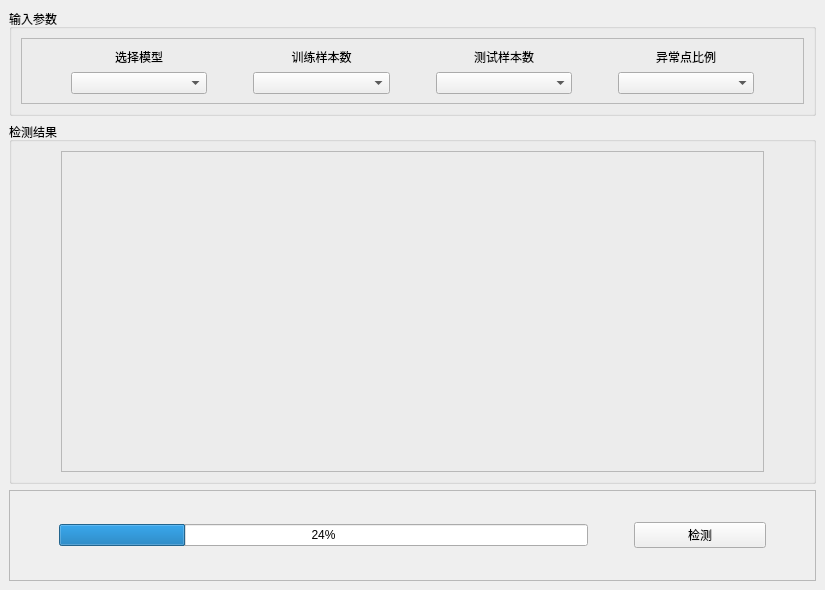
The window that UserInterface.ui (cgsdfc/outlier-detection-ui) describes before a commit, drawn with Qt 5.
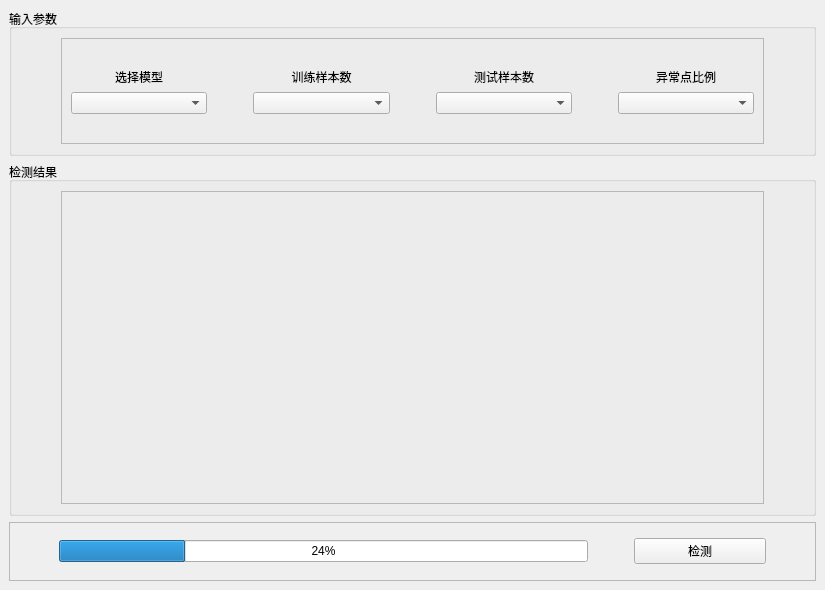
The same window after the commit. Icons and pictures are not drawn.

Commit message: 调整spacer位置

The edit to the form file:
```diff
--- a/UserInterface.ui
+++ b/UserInterface.ui
@@ -1326,14 +1326,30 @@
   <widget class="QWidget" name="centralwidget">
    <layout class="QGridLayout" name="gridLayout">
     <item row="0" column="0">
-     <layout class="QVBoxLayout" name="verticalLayout" stretch="1,4,1">
+     <layout class="QVBoxLayout" name="verticalLayout" stretch="1,6,1">
       <item>
        <widget class="QGroupBox" name="groupBox_2">
         <property name="title">
          <string>输入参数</string>
         </property>
         <layout class="QGridLayout" name="gridLayout_7">
-         <item row="0" column="0">
+         <item row="0" column="2">
+          <spacer name="horizontalSpacer_10">
+           <property name="orientation">
+            <enum>Qt::Horizontal</enum>
+           </property>
+           <property name="sizeType">
+            <enum>QSizePolicy::Fixed</enum>
+           </property>
+           <property name="sizeHint" stdset="0">
+            <size>
+             <width>40</width>
+             <height>20</height>
+            </size>
+           </property>
+          </spacer>
+         </item>
+         <item row="0" column="1">
           <layout class="QHBoxLayout" name="horizontalLayout" stretch="8">
            <item>
             <widget class="QFrame" name="frame">
@@ -1344,7 +1360,7 @@
               <enum>QFrame::Raised</enum>
              </property>
              <layout class="QGridLayout" name="gridLayout_5">
-              <item row="0" column="1">
+              <item row="1" column="1">
                <layout class="QGridLayout" name="gridLayout_4" rowstretch="2,3">
                 <item row="1" column="0">
                  <widget class="QComboBox" name="cb_modelName"/>
@@ -1446,21 +1462,42 @@
                   </property>
                  </spacer>
                 </item>
-                <item row="1" column="7">
-                 <spacer name="horizontalSpacer_10">
+               </layout>
+              </item>
+              <item row="2" column="1">
+               <spacer name="verticalSpacer">
                   <property name="orientation">
-                   <enum>Qt::Horizontal</enum>
+                 <enum>Qt::Vertical</enum>
                   </property>
                   <property name="sizeType">
                    <enum>QSizePolicy::Fixed</enum>
                   </property>
                   <property name="sizeHint" stdset="0">
                    <size>
-                    <width>40</width>
+                  <width>20</width>
                     <height>20</height>
                    </size>
                   </property>
                  </spacer>
+              </item>
+              <item row="0" column="1">
+               <spacer name="verticalSpacer_2">
+                <property name="orientation">
+                 <enum>Qt::Vertical</enum>
+                </property>
+                <property name="sizeType">
+                 <enum>QSizePolicy::Fixed</enum>
+                </property>
+                <property name="sizeHint" stdset="0">
+                 <size>
+                  <width>20</width>
+                  <height>20</height>
+                 </size>
+                </property>
+               </spacer>
+              </item>
+             </layout>
+            </widget>
                 </item>
                </layout>
               </item>
@@ -1479,11 +1516,6 @@
                  </size>
                 </property>
                </spacer>
-              </item>
-             </layout>
-            </widget>
-           </item>
-          </layout>
          </item>
         </layout>
        </widget>
```
Lines whose indentation alone changed are shown as unchanged.
